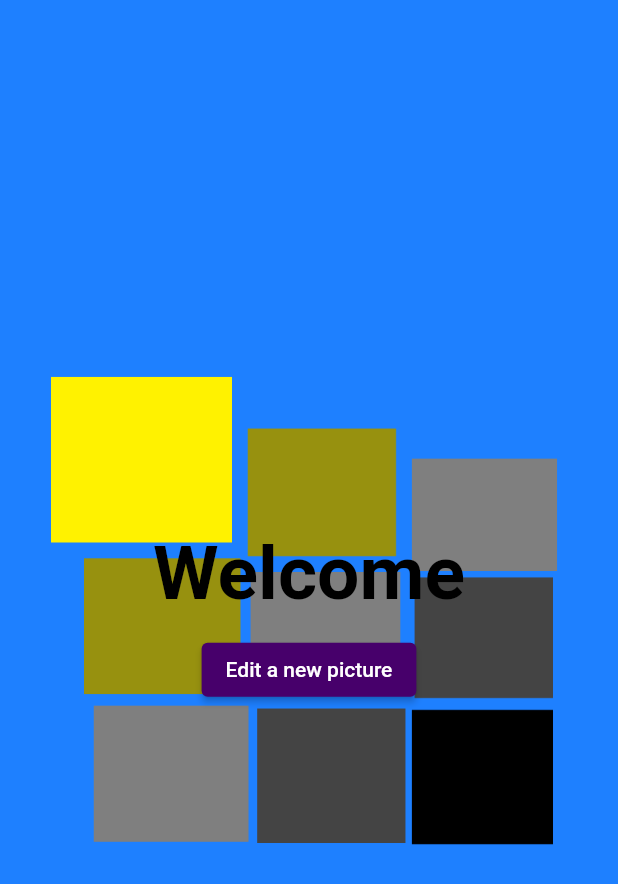
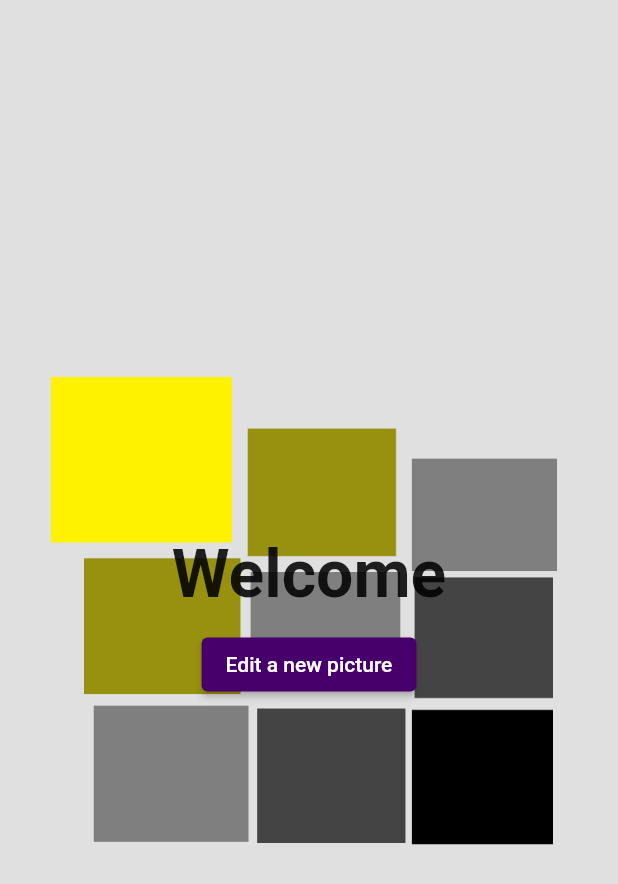
Before and after one commit to LordOlumide/Pixellate, a Flutter app: the screen it shows after launch, on a phone screen of 412 x 824 dp. Shown: the top 884 px of the screen. Run offline on Flutter 3.47's test engine with Material 2 defaults, Android fonts, the phone set to English and light mode, and no system bars; our stand-ins replace image_picker, permission_handler.

Commit message:
editing UI

```diff
--- a/lib/main.dart
+++ b/lib/main.dart
@@ -1,5 +1,5 @@
 import 'package:flutter/material.dart';
-import 'package:pixellate/screens/intro_screen.dart';
+import 'package:pixellate/screens/loading_screen.dart';
 import 'package:pixellate/screens/editing_screen.dart';
 import 'package:pixellate/screens/choose_picture_screen.dart';
 import 'package:provider/provider.dart';
@@ -17,11 +17,11 @@ class MyApp extends StatelessWidget {
     return MaterialApp(
       title: 'Pixellate',
       theme: ThemeData(
-        primarySwatch: Colors.blue,
+        primarySwatch: Colors.purple,
       ),
-      initialRoute: IntroScreen.screen_id,
+      initialRoute: LoadingScreen.screen_id,
       routes: {
-        IntroScreen.screen_id: (context) => IntroScreen(),
+        LoadingScreen.screen_id: (context) => LoadingScreen(),
         EditingScreen.screen_id: (context) => EditingScreen(),
         ChooseScreen.screen_id: (context) => ChooseScreen(),
       },
--- a/lib/screens/editing_screen.dart
+++ b/lib/screens/editing_screen.dart
@@ -1,6 +1,6 @@
 import 'package:flutter/material.dart';
 import 'package:pixellate/screens/choose_picture_screen.dart';
-import 'package:image/image.dart';
+// import 'package:image/image.dart';
 
 class EditingScreen extends StatefulWidget {
   static const screen_id = 'editing_screen';
@@ -17,7 +17,7 @@ class _EditingScreenState extends State<EditingScreen> {
   @override
   Widget build(BuildContext context) {
     return Scaffold(
-      backgroundColor: Color(0xFF8e8e8e),
+      backgroundColor: Colors.black26,
       appBar: AppBar(
         backgroundColor: Colors.purple,
         title: Text('Pixellate'),
@@ -26,7 +26,7 @@ class _EditingScreenState extends State<EditingScreen> {
         children: [
           Expanded(
             child: Container(
-              margin: EdgeInsets.all(15.0),
+              margin: EdgeInsets.all(10.0),
               decoration: BoxDecoration(
                 image: onlyImage != null
                     ? DecorationImage(image: onlyImage!.image)
@@ -39,7 +39,7 @@ class _EditingScreenState extends State<EditingScreen> {
           ),
           Padding(
             padding: const EdgeInsets.only(bottom: 20.0),
-            child: TextButton(
+            child: MaterialButton(
               child: Text(
                 'Choose picture',
                 style: TextStyle(
@@ -47,9 +47,7 @@ class _EditingScreenState extends State<EditingScreen> {
                   color: Colors.white,
                 ),
               ),
-              style: ButtonStyle(
-                backgroundColor: MaterialStateProperty.all<Color>(Colors.purple),
-              ),
+              color: Colors.purple,
               onPressed: () async {
                 dynamic stuff =
                     await Navigator.pushNamed(context, ChooseScreen.screen_id);
--- a/lib/screens/intro_screen.dart
+++ b/lib/screens/loading_screen.dart
@@ -1,23 +1,23 @@
 import 'package:flutter/material.dart';
 import 'package:pixellate/screens/editing_screen.dart';
 
-class IntroScreen extends StatelessWidget {
+class LoadingScreen extends StatelessWidget {
   static const screen_id = 'intro_screen';
 
-  const IntroScreen({Key? key}) : super(key: key);
+  const LoadingScreen({Key? key}) : super(key: key);
 
   @override
   Widget build(BuildContext context) {
     return Scaffold(
-      backgroundColor: const Color(0xFF1e80ff),
+      backgroundColor: Colors.black12,
       body: Container(
-        decoration: BoxDecoration(
+        padding: const EdgeInsets.symmetric(horizontal: 30),
+        decoration: const BoxDecoration(
           image: DecorationImage(
             image: AssetImage('images/pixxelate.png'),
             fit: BoxFit.contain,
           ),
         ),
-        padding: EdgeInsets.symmetric(horizontal: 30),
         child: Center(
           child: Column(
             mainAxisAlignment: MainAxisAlignment.center,
@@ -26,8 +26,8 @@ class IntroScreen extends StatelessWidget {
                 'Welcome',
                 textAlign: TextAlign.center,
                 style: TextStyle(
-                  fontSize: 50,
-                  color: Colors.black,
+                  fontSize: 44,
+                  color: Colors.black87,
                   fontWeight: FontWeight.bold,
                 ),
               ),
@@ -38,7 +38,7 @@ class IntroScreen extends StatelessWidget {
                 },
                 style: ButtonStyle(
                   backgroundColor:
-                    MaterialStateProperty.all<Color>(Color(0xFF47006b)),
+                    MaterialStateProperty.all<Color>(const Color(0xFF47006b)),
                 ),
                 child: const Text(
                     'Edit a new picture'
```
Also changed, not shown: 1 other file.
